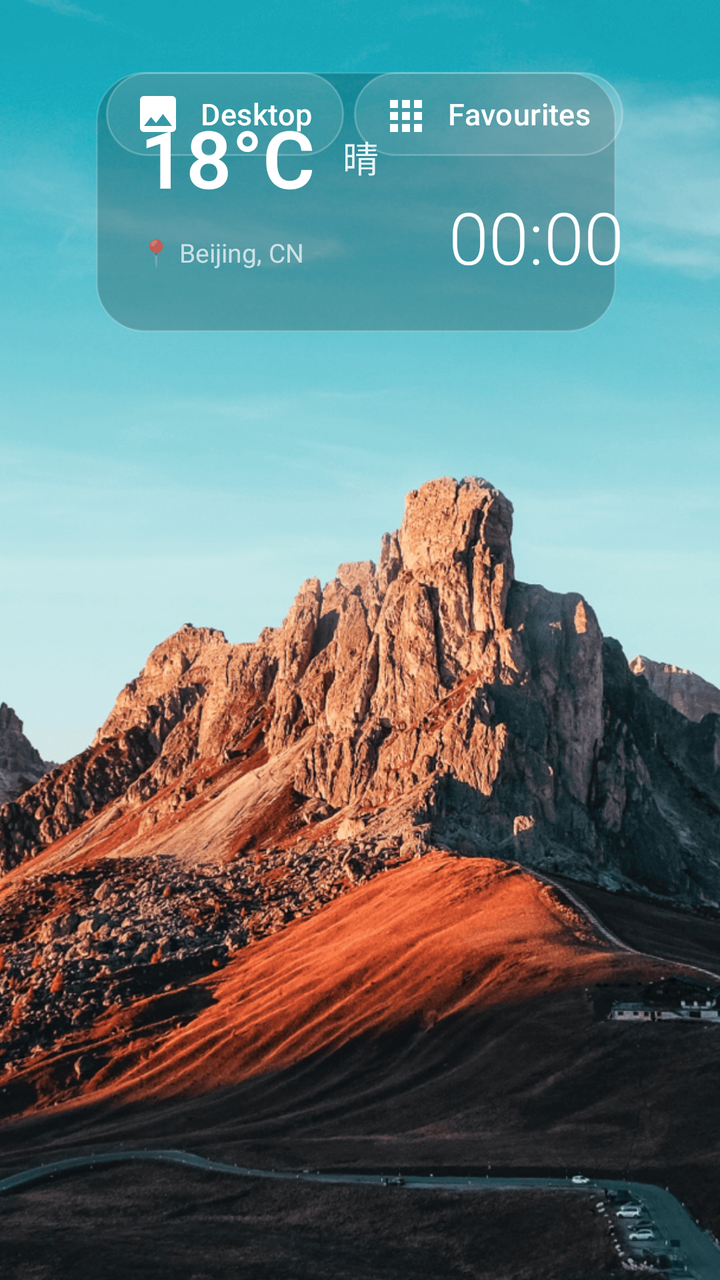
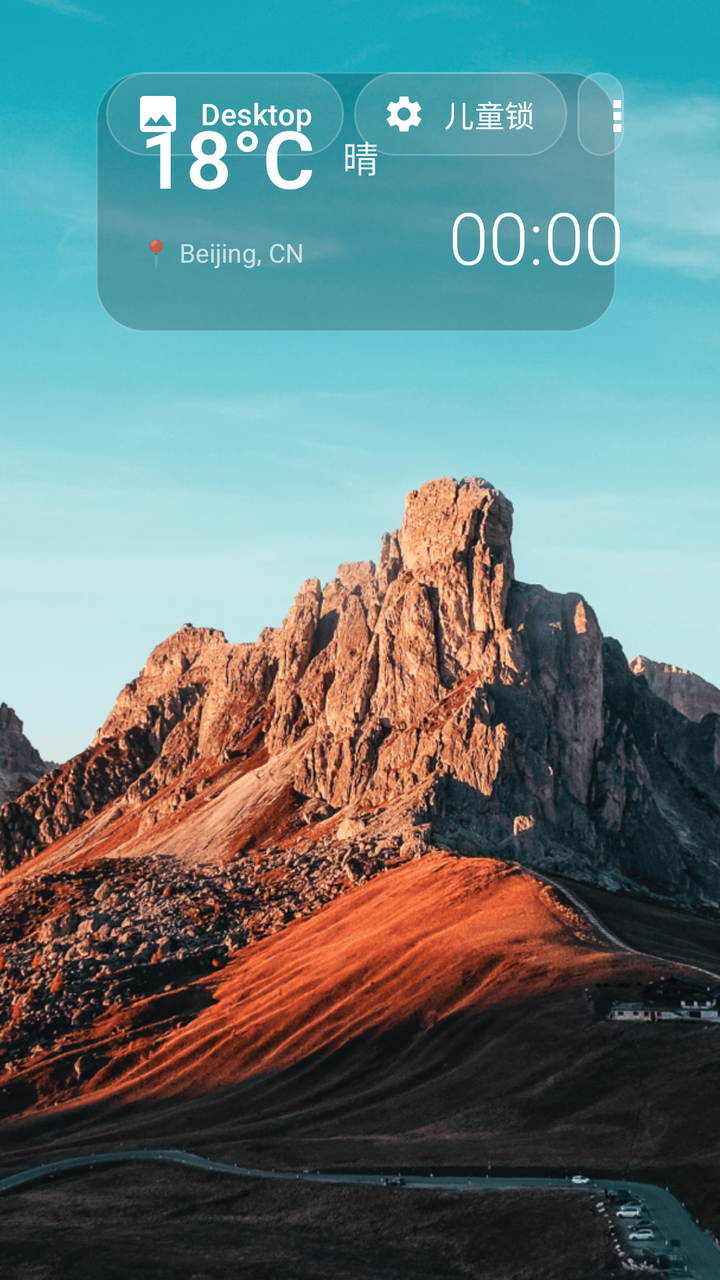

Before-and-after screenshots of an Android layout around one commit, followed by the original layout XML and the change that was made.
<!-- AndroidManifest.xml: application theme Theme.TvHome -->
<!-- res/layout/activity_main.xml -->
<?xml version="1.0" encoding="utf-8"?>
<FrameLayout xmlns:android="http://schemas.android.com/apk/res/android"
    android:id="@+id/root"
    android:layout_width="match_parent"
    android:layout_height="match_parent"
    android:background="#FF000000">

    
    <ImageView
        android:id="@+id/mainWallpaper"
        android:layout_width="match_parent"
        android:layout_height="match_parent"
        android:scaleType="centerCrop"
        android:src="@drawable/wallpaper_emotn_default" />

    
    <View
        android:id="@+id/ambient"
        android:layout_width="match_parent"
        android:layout_height="match_parent"
        android:alpha="0" />

    <LinearLayout
        android:layout_width="match_parent"
        android:layout_height="match_parent"
        android:orientation="vertical">

        
        <RelativeLayout
            android:layout_width="match_parent"
            android:layout_height="wrap_content"
            android:paddingStart="48dp"
            android:paddingEnd="48dp"
            android:paddingTop="36dp">

            
            <FrameLayout
                android:id="@+id/emotnWeatherCard"
                android:layout_width="260dp"
                android:layout_height="130dp"
                android:layout_alignParentStart="true"
                android:background="@drawable/emotn_weather_card_bg"
                android:paddingStart="22dp"
                android:paddingEnd="20dp"
                android:paddingTop="16dp"
                android:paddingBottom="16dp">

                <LinearLayout
                    android:layout_width="match_parent"
                    android:layout_height="match_parent"
                    android:orientation="vertical">

                    <LinearLayout
                        android:layout_width="wrap_content"
                        android:layout_height="wrap_content"
                        android:orientation="horizontal"
                        android:gravity="center_vertical">

                        <TextView
                            android:id="@+id/tvWeatherTemp"
                            android:layout_width="wrap_content"
                            android:layout_height="wrap_content"
                            android:text="18°C"
                            android:textColor="#FFFFFFFF"
                            android:textSize="40sp"
                            android:fontVariationSettings="'wght' 600"
                            android:textStyle="bold" />

                        <TextView
                            android:id="@+id/tvWeatherDesc"
                            android:layout_width="wrap_content"
                            android:layout_height="wrap_content"
                            android:layout_marginStart="14dp"
                            android:text="晴"
                            android:textColor="#E6FFFFFF"
                            android:textSize="18sp" />
                    </LinearLayout>

                    <TextView
                        android:id="@+id/tvWeatherCity"
                        android:layout_width="wrap_content"
                        android:layout_height="wrap_content"
                        android:layout_marginTop="12dp"
                        android:text="📍 Beijing, CN"
                        android:textColor="#B3FFFFFF"
                        android:textSize="13sp" />
                </LinearLayout>

                
                <TextView
                    android:id="@+id/lunar"
                    android:layout_width="0dp"
                    android:layout_height="0dp"
                    android:visibility="gone" />
                <View
                    android:id="@+id/clockRow"
                    android:layout_width="0dp"
                    android:layout_height="0dp"
                    android:visibility="gone" />
                <View
                    android:id="@+id/weatherLine"
                    android:layout_width="0dp"
                    android:layout_height="0dp"
                    android:visibility="gone" />
                <ImageView
                    android:id="@+id/weatherIcon"
                    android:layout_width="0dp"
                    android:layout_height="0dp"
                    android:visibility="gone" />
                <TextView
                    android:id="@+id/weatherText"
                    android:layout_width="0dp"
                    android:layout_height="0dp"
                    android:visibility="gone" />
            </FrameLayout>

            
            <LinearLayout
                android:id="@+id/topButtons"
                android:layout_width="wrap_content"
                android:layout_height="wrap_content"
                android:layout_alignParentEnd="true"
                android:orientation="vertical"
                android:gravity="end">

                <LinearLayout
                    android:layout_width="wrap_content"
                    android:layout_height="wrap_content"
                    android:orientation="horizontal"
                    android:gravity="center_vertical">

                    <TextView
                        android:id="@+id/btnWallpaper"
                        style="@style/TopButton"
                        android:text="@string/desktop"
                        android:drawableStart="@drawable/ic_wallpaper" />

                    <TextView
                        android:id="@+id/btnDock"
                        style="@style/TopButton"
                        android:text="@string/favourites"
                        android:drawableStart="@drawable/ic_dock" />

                    <TextView
                        android:id="@+id/btnInputs"
                        style="@style/TopButton"
                        android:text="@string/inputs"
                        android:drawableStart="@drawable/ic_input" />

                    <TextView
                        android:id="@+id/btnWifi"
                        style="@style/TopButton"
                        android:text="@string/wifi"
                        android:drawableStart="@drawable/ic_wifi" />

                    <TextView
                        android:id="@+id/btnSettings"
                        style="@style/TopButton"
                        android:text="@string/settings"
                        android:drawableStart="@drawable/ic_settings" />

                    <ImageView
                        android:id="@+id/btnLibrary"
                        style="@style/TopButtonIcon"
                        android:contentDescription="@string/app_library"
                        android:src="@drawable/ic_apps"
                        android:tint="@drawable/pill_text" />
                </LinearLayout>

                <LinearLayout
                    android:layout_width="wrap_content"
                    android:layout_height="wrap_content"
                    android:layout_marginTop="16dp"
                    android:orientation="vertical"
                    android:gravity="end">

                    <TextClock
                        android:id="@+id/clock"
                        android:layout_width="wrap_content"
                        android:layout_height="wrap_content"
                        android:format12Hour="HH:mm"
                        android:format24Hour="HH:mm"
                        android:textColor="#FFFFFFFF"
                        android:textSize="36sp"
                        android:fontVariationSettings="'wght' 300" />

                    
                    <TextView
                        android:id="@+id/tvModeBadge"
                        android:layout_width="wrap_content"
                        android:layout_height="wrap_content"
                        android:layout_marginTop="4dp"
                        android:paddingStart="8dp"
                        android:paddingEnd="8dp"
                        android:paddingTop="2dp"
                        android:paddingBottom="2dp"
                        android:background="@drawable/emotn_card_bg"
                        android:textColor="#81D4FA"
                        android:textSize="12sp"
                        android:visibility="gone" />
                </LinearLayout>
            </LinearLayout>
        </RelativeLayout>

        
        <FrameLayout
            android:layout_width="match_parent"
            android:layout_height="wrap_content"
            android:layout_marginTop="280dp">

            
            <View
                android:id="@+id/tvSectionLabel"
                android:layout_width="0dp"
                android:layout_height="0dp"
                android:visibility="gone" />

            
            <TextView
                android:id="@+id/heroName"
                android:layout_width="216dp"
                android:layout_height="wrap_content"
                android:layout_marginStart="50dp"
                android:gravity="center"
                android:alpha="0"
                android:textColor="#FFFFFFFF"
                android:textSize="32sp"
                android:fontVariationSettings="'wght' 400"
                android:singleLine="true" />
        </FrameLayout>

        
        <FrameLayout
            android:layout_width="match_parent"
            android:layout_height="0dp"
            android:layout_weight="1"
            android:layout_marginTop="16dp"
            android:clipChildren="false"
            android:clipToPadding="false">

            
            <com.cleantv.launcher.GlassView
                android:id="@+id/glass"
                android:layout_width="10dp"
                android:layout_height="10dp"
                android:alpha="0"
                android:importantForAccessibility="no" />

            <androidx.recyclerview.widget.RecyclerView
                android:id="@+id/grid"
                android:layout_width="match_parent"
                android:layout_height="match_parent"
                android:clipToPadding="false"
                android:clipChildren="false"
                android:overScrollMode="never"
                android:scrollbars="none"
                android:descendantFocusability="afterDescendants" />
        </FrameLayout>
    </LinearLayout>
</FrameLayout>
<!-- resources referenced by this layout -->
<resources>
  <!-- drawable emotn_weather_card_bg (drawable) -->
  <?xml version="1.0" encoding="utf-8"?>
  <shape xmlns:android="http://schemas.android.com/apk/res/android"
      android:shape="rectangle">
      <solid android:color="#33000000" />
      <corners android:radius="24dp" />
      <stroke
          android:width="1dp"
          android:color="#26FFFFFF" />
  </shape>
  <!-- drawable ic_apps (drawable) -->
  <?xml version="1.0" encoding="utf-8"?>
  <vector xmlns:android="http://schemas.android.com/apk/res/android"
      android:width="22dp" android:height="22dp"
      android:viewportWidth="24" android:viewportHeight="24">
      <path android:fillColor="#FFFFFFFF"
          android:pathData="M4,8h4V4H4v4zM10,20h4v-4h-4v4zM4,20h4v-4H4v4zM4,14h4v-4H4v4zM10,14h4v-4h-4v4zM16,4v4h4V4h-4zM10,8h4V4h-4v4zM16,14h4v-4h-4v4zM16,20h4v-4h-4v4z" />
  </vector>
  <!-- drawable ic_dock (drawable) -->
  <vector xmlns:android="http://schemas.android.com/apk/res/android"
      android:width="24dp"
      android:height="24dp"
      android:viewportWidth="24"
      android:viewportHeight="24"
      android:tint="#FFFFFFFF">
      <path
          android:fillColor="#FFFFFFFF"
          android:pathData="M4,5h4v4H4zM10,5h4v4h-4zM16,5h4v4h-4zM4,11h4v4H4zM10,11h4v4h-4zM16,11h4v4h-4zM4,17h4v4H4zM10,17h4v4h-4zM16,17h4v4h-4z" />
  </vector>
  <!-- drawable ic_input (drawable) -->
  <?xml version="1.0" encoding="utf-8"?>
  <vector xmlns:android="http://schemas.android.com/apk/res/android"
      android:width="22dp" android:height="22dp"
      android:viewportWidth="24" android:viewportHeight="24">
      <path android:fillColor="#FFFFFFFF"
          android:pathData="M18,7V4c0,-1.1 -0.9,-2 -2,-2H8C6.9,2 6,2.9 6,4v3H5v6l3,6v3h8v-3l3,-6V7H18zM8,4h8v3h-2V5h-1v2h-2V5h-1v2H8V4z" />
  </vector>
  <!-- drawable ic_wallpaper (drawable) -->
  <vector xmlns:android="http://schemas.android.com/apk/res/android"
      android:width="24dp"
      android:height="24dp"
      android:viewportWidth="24"
      android:viewportHeight="24"
      android:tint="#FFFFFFFF">
      <path
          android:fillColor="#FFFFFFFF"
          android:pathData="M21,19V5c0,-1.1 -0.9,-2 -2,-2H5c-1.1,0 -2,0.9 -2,2v14c0,1.1 0.9,2 2,2h14c1.1,0 2,-0.9 2,-2zM8.5,13.5l2.5,3.01L14.5,12l4.5,6H5l3.5,-4.5z" />
  </vector>
  <!-- drawable pill_text (drawable) -->
  <?xml version="1.0" encoding="utf-8"?>
  <selector xmlns:android="http://schemas.android.com/apk/res/android">
      <item android:state_focused="true" android:color="#FF111111" />
      <item android:color="#FFFFFFFF" />
  </selector>
  <string name="app_library">Add apps to the desk</string>
  <string name="desktop">Desktop</string>
  <string name="favourites">Favourites</string>
  <string name="inputs">Inputs</string>
  <string name="settings">Settings</string>
  <string name="wifi">Wi-Fi</string>
  <style name="TopButtonIcon">
          <item name="android:layout_width">42dp</item>
          <item name="android:layout_height">42dp</item>
          <item name="android:layout_marginStart">5dp</item>
          <item name="android:background">@drawable/pill_bg</item>
          <item name="android:padding">10dp</item>
          <item name="android:scaleType">centerInside</item>
          <item name="android:focusable">true</item>
          <item name="android:clickable">true</item>
      </style>
  <style name="Theme.TvHome" parent="android:Theme.Material.NoActionBar.Fullscreen">
          <item name="android:windowBackground">@android:color/black</item>
          <item name="android:colorBackground">@android:color/black</item>
          <item name="android:windowAnimationStyle">@null</item>
      </style>
  <!-- unchanged entries left out for length: 6 -->
</resources>

<!-- the commit's change to res/layout/activity_main.xml (unified diff, before → after) -->
@@ -134,6 +134,12 @@
                         style="@style/TopButton"
                         android:text="@string/desktop"
                         android:drawableStart="@drawable/ic_wallpaper" />
+
+                    <TextView
+                        android:id="@+id/btnChildLock"
+                        style="@style/TopButton"
+                        android:text="儿童锁"
+                        android:drawableStart="@drawable/ic_settings" />
 
                     <TextView
                         android:id="@+id/btnDock"
